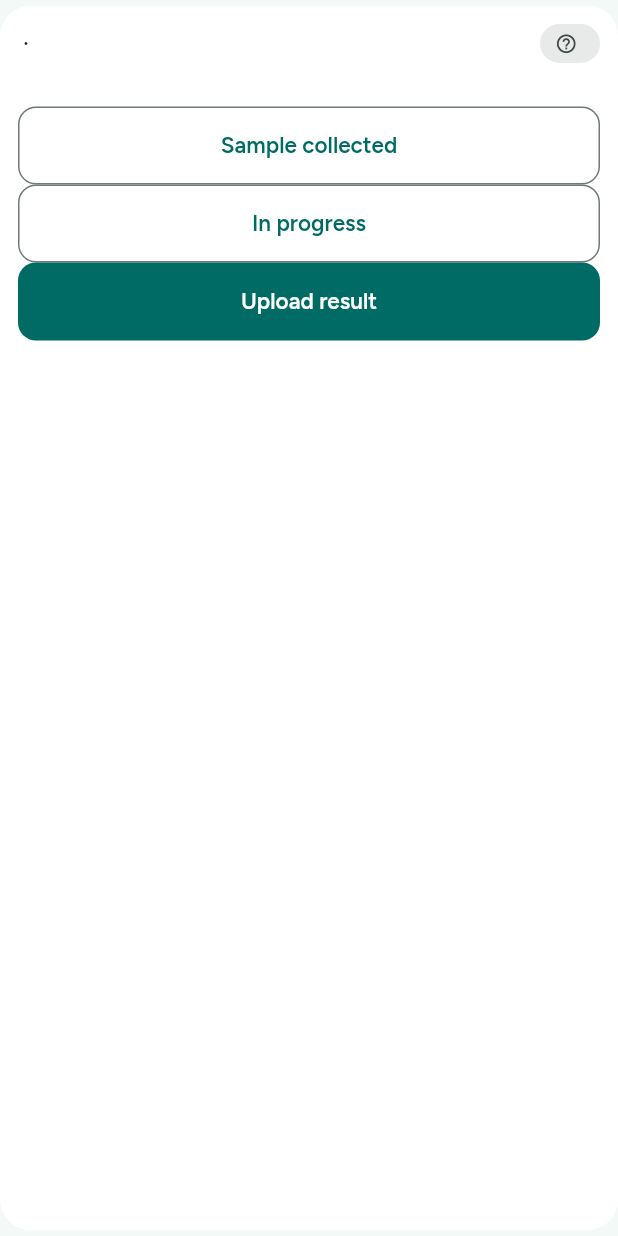
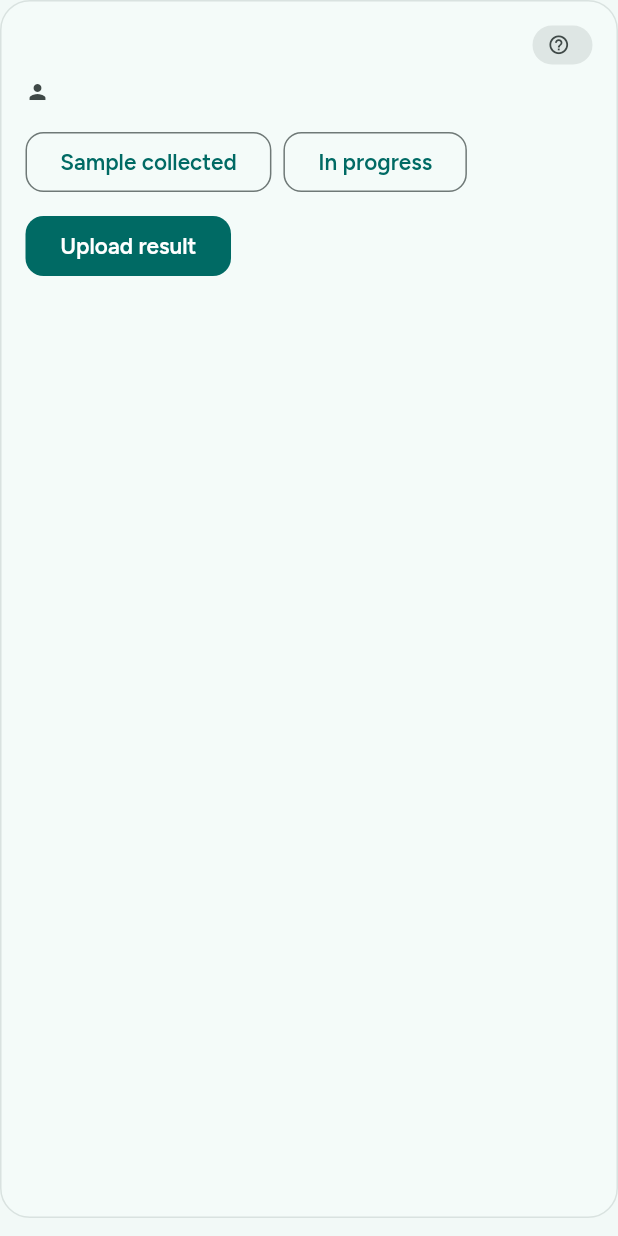
Before and after one commit to MoDataEngineer/carebridge, a Flutter app: the _QueueCard widget shown alone on an empty page, opened directly with empty values, on a phone screen of 412 x 824 dp. Run offline on Flutter 3.47's test engine with Material 3 defaults, Android fonts, the phone set to English and light mode, and no system bars; our stand-ins replace file_picker, flutter_dotenv, flutter_riverpod, go_router, google_fonts, image_picker and 5 more; missing offline and left inert: dart:js_interop, dart:ui_web, mobile_scanner, pdfx; accounts and stored records are empty; network calls fail.

Commit message:
polish: diagnostic portal queue on the surface-card system
Partner work-queue cards restyled to the flat surface card: the test name as
the headline with the shared StatusPill, the test type as a caption, and the
patient shown on its own person-icon row (the only patient data a partner may
see, per the order-scoped grant §5.3). The closed-order state gets a lock line;
the sample-collected / in-progress / upload actions are unchanged.

Updated diagnostics_test to match the split test-name / test-type lines.

Co-Authored-By: Claude Opus 4.8 <noreply@anthropic.com>

```diff
--- a/app/lib/features/diagnostics/diagnostic_portal_screen.dart
+++ b/app/lib/features/diagnostics/diagnostic_portal_screen.dart
@@ -6,6 +6,7 @@ import 'package:flutter_riverpod/flutter_riverpod.dart';
 import 'package:go_router/go_router.dart';
 
 import '../../core/routing/app_router.dart';
+import '../../core/theme/design_tokens.dart';
 import '../../shared/widgets/empty_state.dart';
 import '../../shared/widgets/scan_code_screen.dart';
 import '../../shared/widgets/skeleton_loader.dart';
@@ -83,7 +84,7 @@ class _DiagnosticPortalScreenState extends ConsumerState<DiagnosticPortalScreen>
             );
           }
           return ListView.builder(
-            padding: const EdgeInsets.all(12),
+            padding: const EdgeInsets.fromLTRB(16, 12, 16, 96),
             itemCount: items.length,
             itemBuilder: (context, i) => _QueueCard(
               item: items[i],
@@ -291,44 +292,77 @@ class _QueueCard extends StatelessWidget {
 
   @override
   Widget build(BuildContext context) {
+    final text = Theme.of(context).textTheme;
+    final scheme = Theme.of(context).colorScheme;
     final done = item.hasReport || item.status == 'report_ready';
-    return Card(
-      child: Padding(
-        padding: const EdgeInsets.all(12),
+
+    return Container(
+      margin: const EdgeInsets.only(bottom: AppSpacing.md),
+      padding: const EdgeInsets.all(AppSpacing.lg),
+      decoration: BoxDecoration(
+        color: scheme.surface,
+        borderRadius: AppRadii.rCard,
+        border: Border.all(color: scheme.outlineVariant.withValues(alpha: 0.5)),
+      ),
       child: Column(
         crossAxisAlignment: CrossAxisAlignment.start,
         children: [
           Row(
             children: [
               Expanded(
-                  child: Text('${item.testName} · ${item.testType}',
-                      style: Theme.of(context).textTheme.titleSmall),
+                child: Text(item.testName,
+                    style: text.titleMedium?.copyWith(fontWeight: FontWeight.w700)),
               ),
               StatusPill(done ? 'report_ready' : item.status),
             ],
           ),
-            Text(item.patientName, style: Theme.of(context).textTheme.bodyMedium),
-            const SizedBox(height: 8),
+          if (item.testType.isNotEmpty)
+            Text(item.testType,
+                style: text.bodySmall?.copyWith(color: scheme.onSurfaceVariant)),
+          const SizedBox(height: AppSpacing.sm),
+          // The partner sees only the patient's name (order-scoped grant §5.3).
+          Row(
+            children: [
+              Icon(Icons.person, size: 16, color: scheme.onSurfaceVariant),
+              const SizedBox(width: 6),
+              Text(item.patientName, style: text.bodyMedium),
+            ],
+          ),
+          const SizedBox(height: AppSpacing.md),
           if (done)
-              const Text('Report uploaded — order closed.')
+            Row(
+              children: [
+                Icon(Icons.lock_outline, size: 16, color: scheme.onSurfaceVariant),
+                const SizedBox(width: 6),
+                Text('Report uploaded — order closed.',
+                    style: text.bodySmall
+                        ?.copyWith(color: scheme.onSurfaceVariant)),
+              ],
+            )
           else
             Wrap(
               spacing: 8,
+              runSpacing: 8,
               children: [
                 OutlinedButton(
                   onPressed: () => onStatus('sample_collected'),
+                  style: OutlinedButton.styleFrom(minimumSize: const Size(44, 40)),
                   child: const Text('Sample collected'),
                 ),
                 OutlinedButton(
                   onPressed: () => onStatus('in_progress'),
+                  style: OutlinedButton.styleFrom(minimumSize: const Size(44, 40)),
                   child: const Text('In progress'),
                 ),
-                  FilledButton(onPressed: onUpload, child: const Text('Upload result')),
+                FilledButton(
+                  onPressed: onUpload,
+                  style: FilledButton.styleFrom(minimumSize: const Size(44, 40)),
+                  child: const Text('Upload result'),
+                ),
               ],
             ),
         ],
       ),
-      ),
     );
   }
 }
```
Also changed, not shown: 1 other file. Lines whose indentation alone changed are shown as unchanged.
